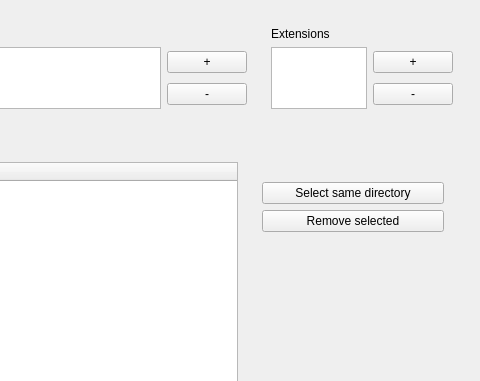
This is ui/main.ui in ffbr91/doppelganger as Qt 5 draws it before an edit; both pictures show x 375 to 855 and y 0 to 381 of the 855 by 630 pixel window. The edited form follows.
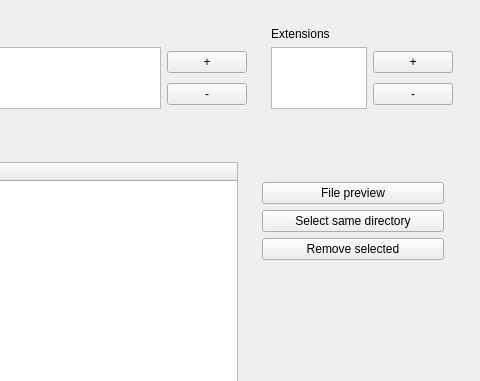
This is the edited form.

Commit message: Support file preview

Patch:
```diff
--- a/ui/main.ui
+++ b/ui/main.ui
@@ -220,6 +220,13 @@
                </property>
               </spacer>
              </item>
+             <item>
+              <widget class="QPushButton" name="button_file_preview">
+               <property name="text">
+                <string>File preview</string>
+               </property>
+              </widget>
+             </item>
              <item>
               <widget class="QPushButton" name="button_select_same">
                <property name="text">
```
The commit also changes 2 other files.
